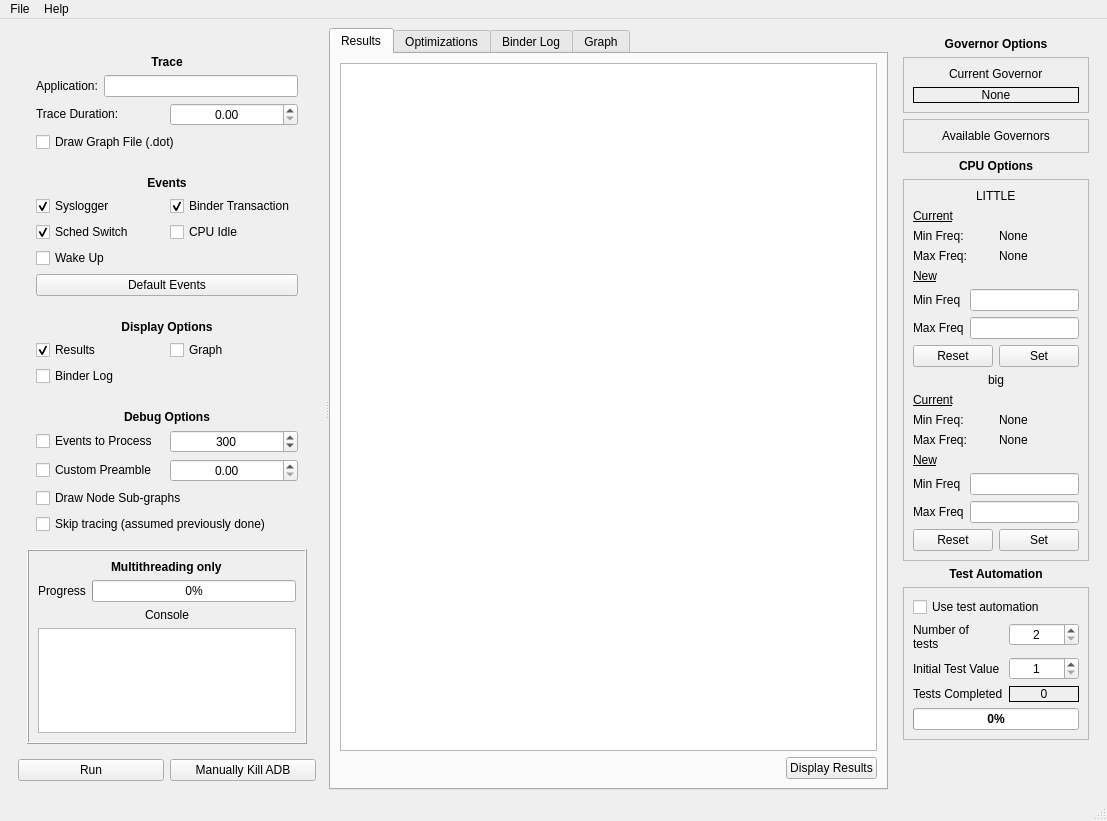
Before: the Qt Designer form UI/MainInterface.ui in alxhoff/BrezeFlow, drawn with Qt 5.
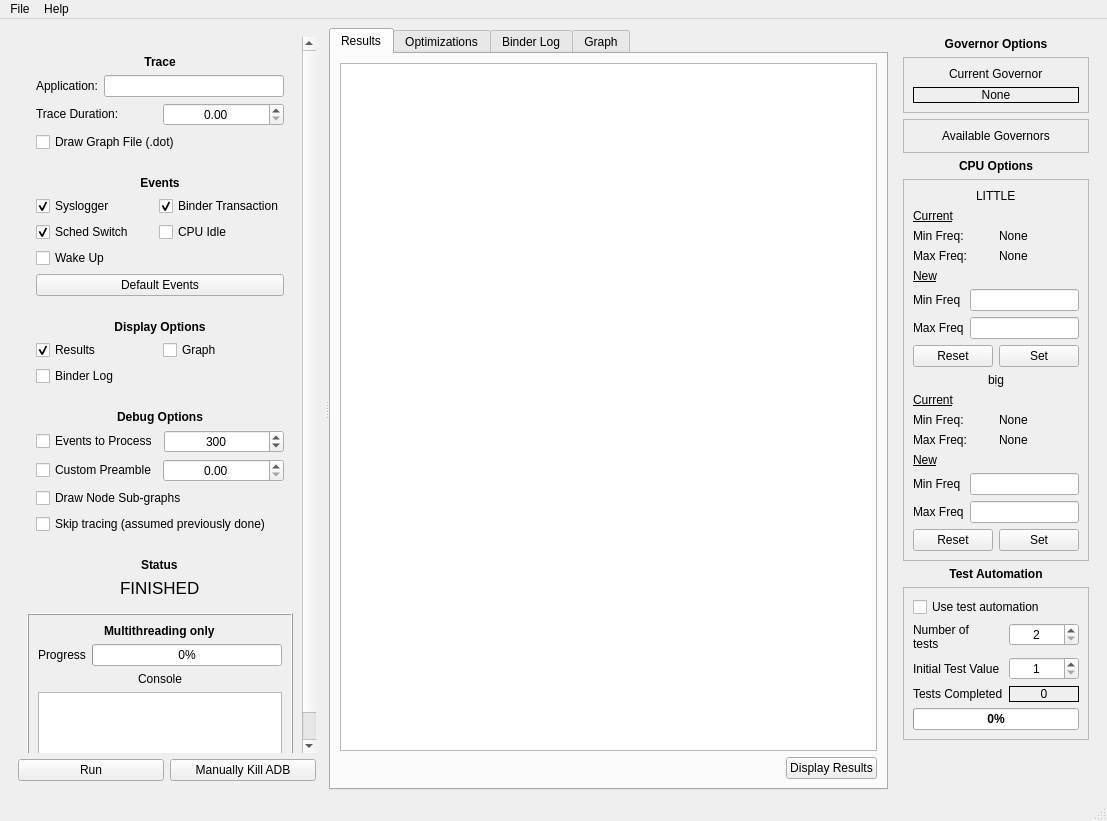
After: the same form once the commit is applied. Icons and pictures are not drawn.

Diff of the .ui file:
```diff
--- a/UI/MainInterface.ui
+++ b/UI/MainInterface.ui
@@ -50,8 +50,8 @@
             <rect>
              <x>0</x>
              <y>0</y>
-             <width>297</width>
-             <height>714</height>
+             <width>283</width>
+             <height>762</height>
             </rect>
            </property>
            <layout class="QVBoxLayout" name="verticalLayout_2">
@@ -403,6 +403,55 @@
               </layout>
              </widget>
             </item>
+            <item alignment="Qt::AlignTop">
+             <widget class="QFrame" name="frame_4">
+              <property name="sizePolicy">
+               <sizepolicy hsizetype="Preferred" vsizetype="Minimum">
+                <horstretch>0</horstretch>
+                <verstretch>0</verstretch>
+               </sizepolicy>
+              </property>
+              <property name="frameShape">
+               <enum>QFrame::NoFrame</enum>
+              </property>
+              <property name="frameShadow">
+               <enum>QFrame::Raised</enum>
+              </property>
+              <layout class="QVBoxLayout" name="verticalLayout_16">
+               <item alignment="Qt::AlignHCenter">
+                <widget class="QLabel" name="label_33">
+                 <property name="font">
+                  <font>
+                   <weight>75</weight>
+                   <bold>true</bold>
+                  </font>
+                 </property>
+                 <property name="text">
+                  <string>Status</string>
+                 </property>
+                </widget>
+               </item>
+               <item alignment="Qt::AlignHCenter">
+                <widget class="QLabel" name="label_34">
+                 <property name="sizePolicy">
+                  <sizepolicy hsizetype="Preferred" vsizetype="Minimum">
+                   <horstretch>0</horstretch>
+                   <verstretch>0</verstretch>
+                  </sizepolicy>
+                 </property>
+                 <property name="font">
+                  <font>
+                   <pointsize>13</pointsize>
+                  </font>
+                 </property>
+                 <property name="text">
+                  <string>FINISHED</string>
+                 </property>
+                </widget>
+               </item>
+              </layout>
+             </widget>
+            </item>
             <item>
              <widget class="QFrame" name="frameProgress">
               <property name="sizePolicy">
```
